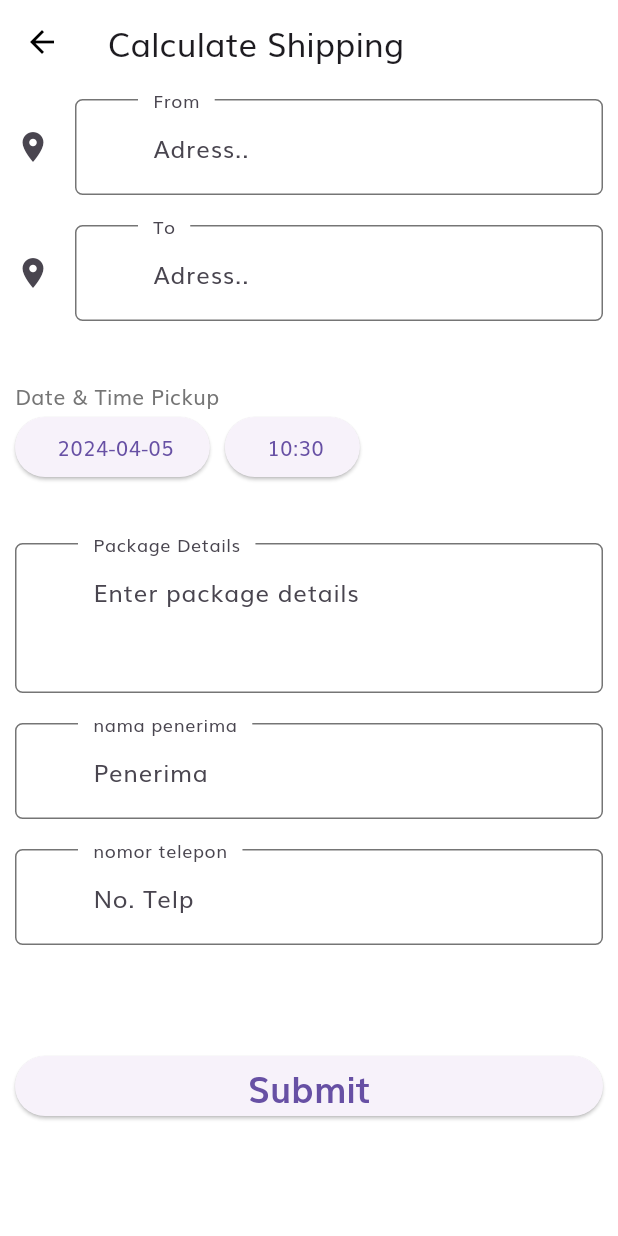
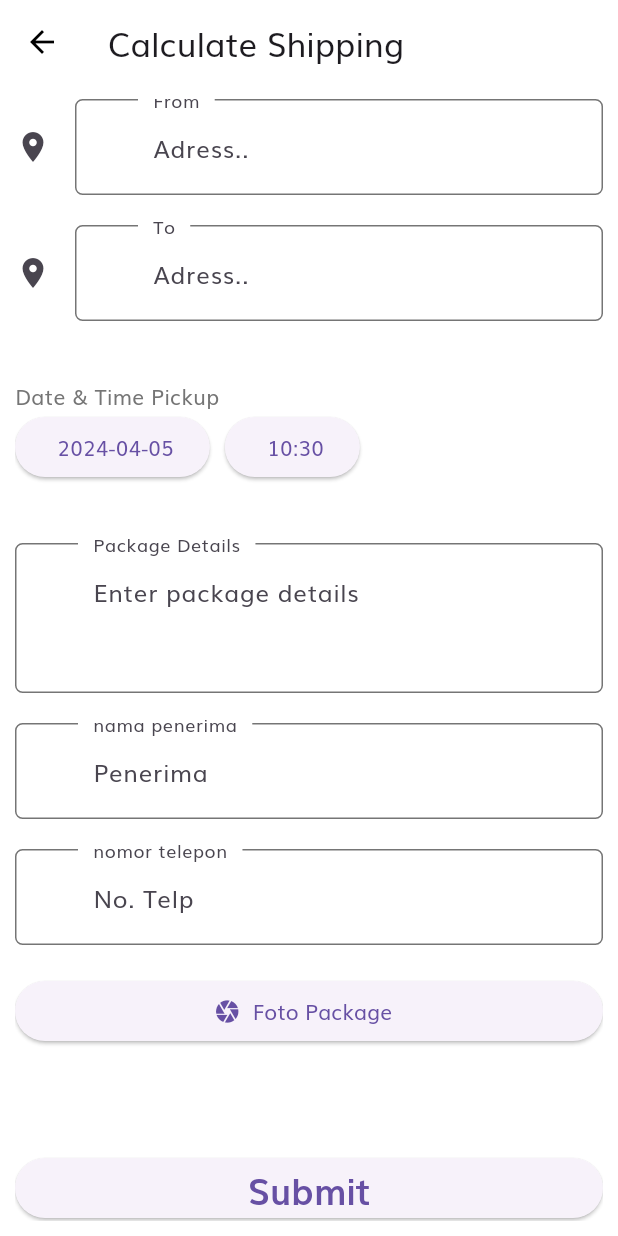
Before and after one commit to admiral-gunter/sima-pengiriman-mobile, a Flutter app: the DeliveryInstantScreen screen opened by its route, on a phone screen of 412 x 824 dp. Run offline on Flutter 3.47's test engine with Material 3 defaults, Android fonts, the phone set to English and light mode, and no system bars; our stand-ins replace audioplayers, cloud_firestore, firebase_core, firebase_database, flutter_svg, geolocator and 6 more; missing offline and left inert: auto_size_text_field, flutter_background, flutter_background_service, flutter_polyline_points, mobile_scanner; accounts and stored records are empty.

Commit message:
<update> form

```diff
--- a/lib/screens/delivery_instant/components/delivery_form.dart
+++ b/lib/screens/delivery_instant/components/delivery_form.dart
@@ -118,6 +118,16 @@ class _DeliveryFormState extends State<DeliveryForm> {
                     labelText: 'nomor telepon',
                   ),
                 ),
+                SizedBox(
+                  height: 20,
+                ),
+                SizedBox(
+                  width: double.infinity,
+                  child: ElevatedButton.icon(
+                      onPressed: () {},
+                      icon: Icon(Icons.camera),
+                      label: Text('Foto Package')),
+                )
               ]),
               SizedBox(height: 70),
               SizedBox(
```
